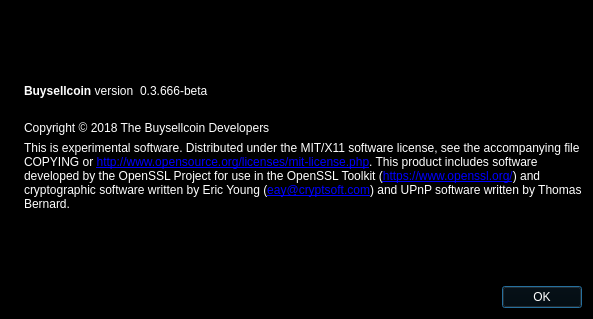
First picture: the form in src/qt/forms/aboutdialog.ui, repository zero24x/buysellcoin, before the edit.
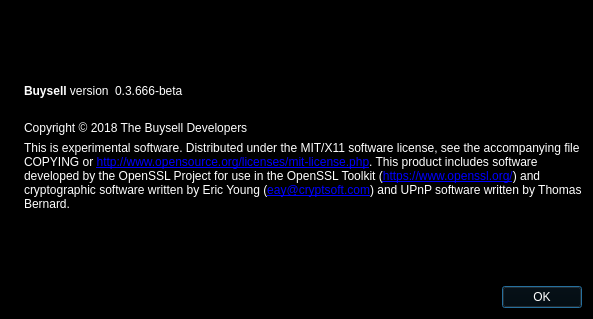
Second picture: the form after the edit. Icons and pictures are not drawn.

```diff
--- a/src/qt/forms/aboutdialog.ui
+++ b/src/qt/forms/aboutdialog.ui
@@ -465,7 +465,7 @@
           <cursorShape>IBeamCursor</cursorShape>
          </property>
          <property name="text">
-          <string>&lt;b&gt;Buysellcoin&lt;/b&gt; version</string>
+          <string>&lt;b&gt;Buysell&lt;/b&gt; version</string>
          </property>
          <property name="textInteractionFlags">
           <set>Qt::LinksAccessibleByMouse|Qt::TextSelectableByKeyboard|Qt::TextSelectableByMouse</set>
@@ -507,7 +507,7 @@
        </property>
        <property name="text">
         <string>
-Copyright © 2018 The Buysellcoin Developers</string>
+Copyright © 2018 The Buysell Developers</string>
        </property>
        <property name="textInteractionFlags">
         <set>Qt::LinksAccessibleByMouse|Qt::TextSelectableByKeyboard|Qt::TextSelectableByMouse</set>
```
Left out of the diff: 2 changed lines with no effect on the pictures.
